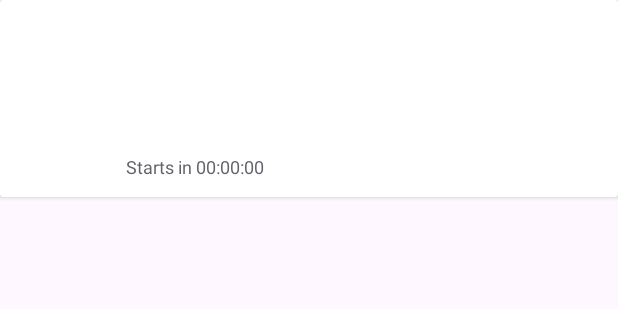
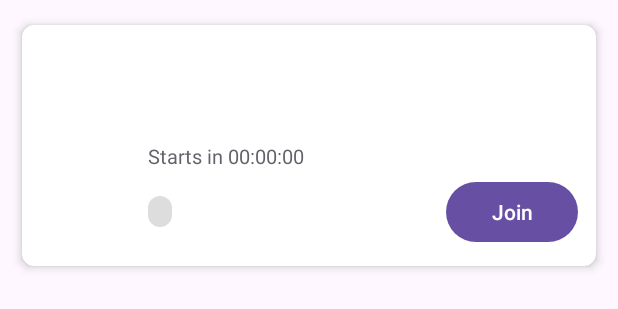
Before and after one commit to marcopetcu/BookClub, an Android app: the layout item_club.xml on its own in the app's theme, with its tools: preview values and no code run, on a phone screen of 412 x 824 dp. Shown: the top 309 px of the screen. Run offline under Robolectric (Android 15) with nearby library versions, the phone set to English and light mode, and no system bars.

Commit message:
Modificari in afisare Adaugare buton join Adaugare Countdown

```diff
--- a/app/src/main/java/com/example/bookclub/ui/club/ClubsAdapter.kt
+++ b/app/src/main/java/com/example/bookclub/ui/club/ClubsAdapter.kt
@@ -51,9 +51,9 @@ class ClubsAdapter(
             }
 
             val (label, colorRes) = when (effective) {
-                ClubStatus.LIVE      -> "LIVE" to R.color.badgeLive
-                ClubStatus.SCHEDULED -> "SCHEDULED" to R.color.badgeScheduled
-                ClubStatus.CLOSED    -> "CLOSED" to R.color.badgeClosed
+                ClubStatus.LIVE      -> "LIVE"       to R.color.badgeLive
+                ClubStatus.SCHEDULED -> "SCHEDULED"  to R.color.badgeScheduled
+                ClubStatus.CLOSED    -> "CLOSED"     to R.color.badgeClosed
             }
             status.text = label
             status.setBackgroundResource(R.drawable.badge_pill)
@@ -65,8 +65,9 @@ class ClubsAdapter(
                 crossfade(true)
             }
 
-            // afișare inițială countdown
+            // prima actualizare a countdown-ului
             updateCountdown(item)
+
             itemView.setOnClickListener { onClick(item) }
         }
 
@@ -90,7 +91,7 @@ class ClubsAdapter(
         }
     }
 
-    // --- payload pt „tick” ca să nu re-legăm tot view-ul ---
+    // payload ușor pentru „tick” (evită rebind complet)
     private val PAYLOAD_TICK = Any()
 
     override fun onCreateViewHolder(parent: ViewGroup, viewType: Int): VH {
@@ -110,15 +111,14 @@ class ClubsAdapter(
         }
     }
 
-    // --- Ticker-ul global al adapterului ---
+    // ticker global al adapterului (1s)
     private val handler = Handler(Looper.getMainLooper())
     private val ticker = object : Runnable {
         override fun run() {
             if (itemCount > 0) {
-                // notificăm toate item-urile cu un payload ușor
                 notifyItemRangeChanged(0, itemCount, PAYLOAD_TICK)
             }
-            handler.postDelayed(this, 1000) // la 1s
+            handler.postDelayed(this, 1000)
         }
     }
 
--- a/app/src/main/res/layout/item_club.xml
+++ b/app/src/main/res/layout/item_club.xml
@@ -1,10 +1,12 @@
 <?xml version="1.0" encoding="utf-8"?>
 <androidx.cardview.widget.CardView xmlns:android="http://schemas.android.com/apk/res/android"
+    xmlns:card_view="http://schemas.android.com/apk/res-auto"
     android:layout_width="match_parent"
     android:layout_height="wrap_content"
-    android:layout_marginBottom="8dp"
-    android:clickable="true"
-    android:focusable="true">
+    android:layout_margin="8dp"
+    card_view:cardUseCompatPadding="true"
+    card_view:cardCornerRadius="8dp"
+    card_view:cardElevation="4dp">
 
     <LinearLayout
         android:layout_width="match_parent"
@@ -12,6 +14,7 @@
         android:orientation="horizontal"
         android:padding="12dp">
 
+        <!-- Coperta -->
         <ImageView
             android:id="@+id/imgCover"
             android:layout_width="60dp"
@@ -19,6 +22,7 @@
             android:scaleType="centerCrop"
             android:contentDescription="@null" />
 
+        <!-- Detalii -->
         <LinearLayout
             android:layout_width="0dp"
             android:layout_height="wrap_content"
@@ -26,6 +30,7 @@
             android:orientation="vertical"
             android:paddingStart="12dp">
 
+            <!-- Titlu -->
             <TextView
                 android:id="@+id/txtTitle"
                 android:layout_width="match_parent"
@@ -35,16 +40,18 @@
                 android:maxLines="2"
                 android:ellipsize="end" />
 
+            <!-- Autor -->
             <TextView
                 android:id="@+id/txtAuthor"
                 android:layout_width="match_parent"
                 android:layout_height="wrap_content"
                 android:textSize="14sp"
+                android:alpha="0.85"
                 android:maxLines="1"
                 android:ellipsize="end"
-                android:alpha="0.85"
                 android:layout_marginTop="2dp" />
 
+            <!-- Data start -->
             <TextView
                 android:id="@+id/txtStart"
                 android:layout_width="match_parent"
@@ -52,23 +59,47 @@
                 android:textSize="13sp"
                 android:layout_marginTop="2dp" />
 
-            <TextView
-                android:id="@+id/txtStatus"
-                android:layout_width="wrap_content"
-                android:layout_height="wrap_content"
-                android:paddingHorizontal="8dp"
-                android:paddingVertical="2dp"
-                android:layout_marginTop="4dp"
-                android:textSize="12sp" />
-
+            <!-- Countdown -->
             <TextView
                 android:id="@+id/txtCountdown"
                 android:layout_width="wrap_content"
                 android:layout_height="wrap_content"
-                android:textSize="12sp"
+                android:textSize="13sp"
+                android:layout_marginTop="2dp"
                 android:alpha="0.85"
-                android:layout_marginTop="2dp"
-                android:text="Starts in 00:00:00"/>
+                android:text="Starts in 00:00:00" />
+
+            <!-- Linia cu status, countdown și buton Join -->
+            <LinearLayout
+                android:layout_width="match_parent"
+                android:layout_height="wrap_content"
+                android:orientation="horizontal"
+                android:gravity="center_vertical"
+                android:layout_marginTop="4dp">
+
+                <TextView
+                    android:id="@+id/txtStatus"
+                    android:layout_width="wrap_content"
+                    android:layout_height="wrap_content"
+                    android:paddingHorizontal="8dp"
+                    android:paddingVertical="2dp"
+                    android:textSize="12sp"
+                    android:textStyle="bold"
+                    android:background="@drawable/badge_pill" />
+
+
+                <View
+                    android:layout_width="0dp"
+                    android:layout_height="0dp"
+                    android:layout_weight="1" />
+
+                <Button
+                    android:id="@+id/btnJoin"
+                    android:layout_width="wrap_content"
+                    android:layout_height="wrap_content"
+                    android:text="Join" />
+
+                </LinearLayout>
         </LinearLayout>
     </LinearLayout>
 </androidx.cardview.widget.CardView>
```
Also changed, not shown: app/src/main/java/com/example/bookclub/ui/club/ClubsFragment.kt (+35 -13 lines), app/src/main/java/com/example/bookclub/ui/club/ClubsViewModel.kt (+12 -0 lines), app/src/main/res/layout/fragment_clubs.xml (+16 -4 lines).
